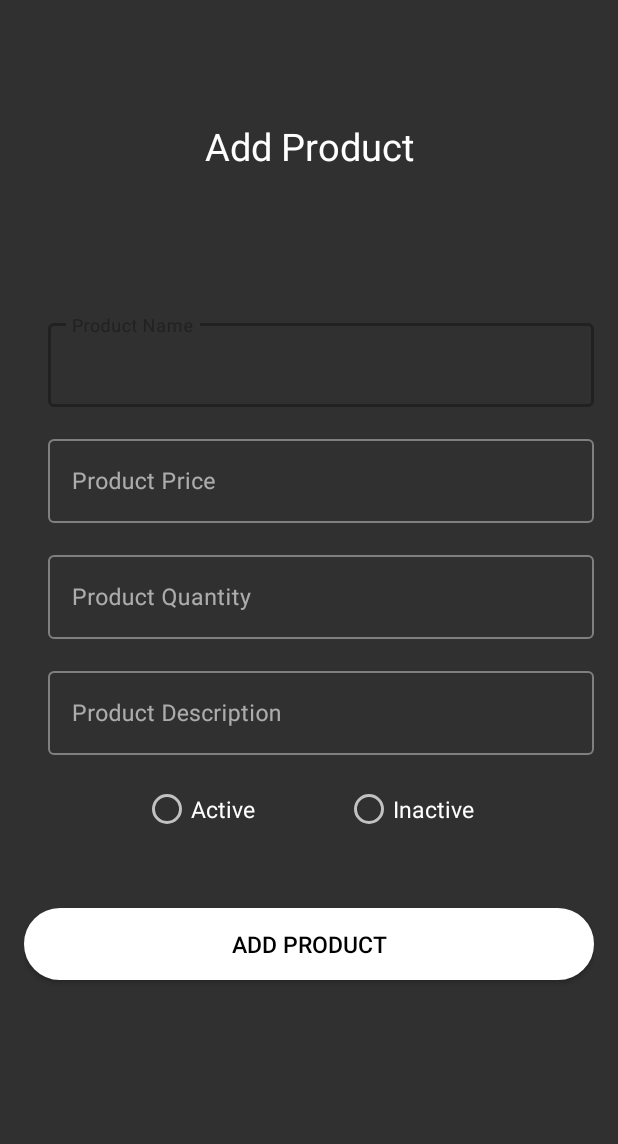
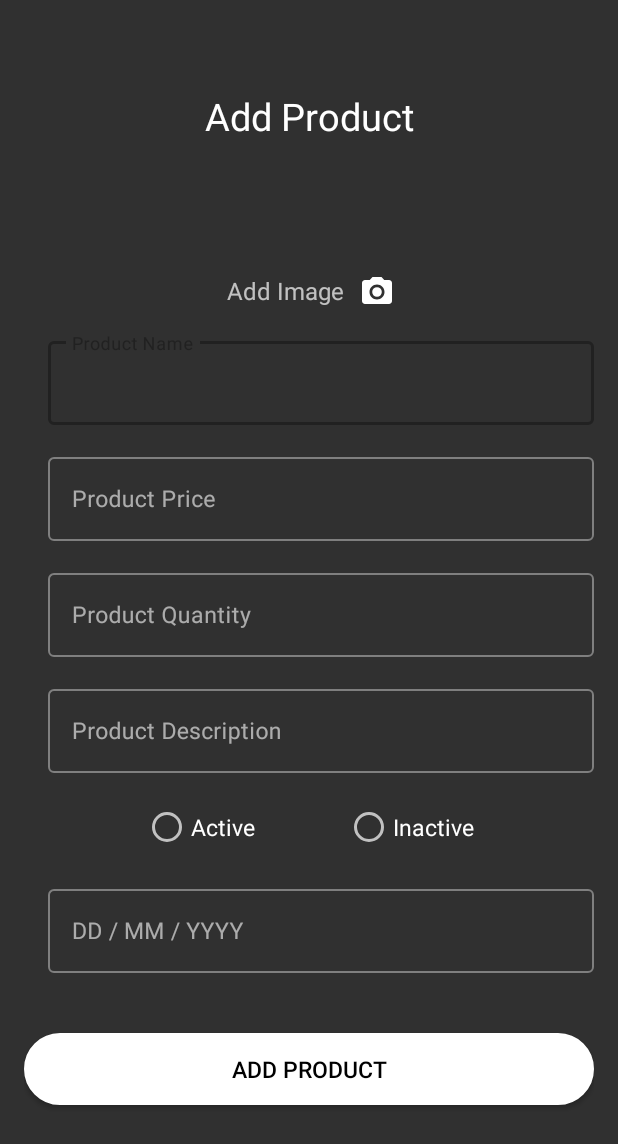
Before and after one commit to adityakhati/EmandiFarmerApp, an Android app: the AddProductActivity screen opened directly, with no data from a screen before it, after a tap on "ADD PRODUCT", on a phone screen of 412 x 824 dp. Shown: the top 1144 px of the screen. Run offline under Robolectric (Android 15) with nearby library versions, the phone set to English and light mode, and no system bars; our stand-ins replace Firebase (no records; nobody signed in at launch, a user with empty details on screens opened directly).

Commit message:
Camera and DatePicker

```diff
--- a/app/src/main/AndroidManifest.xml
+++ b/app/src/main/AndroidManifest.xml
@@ -2,6 +2,8 @@
 <manifest xmlns:android="http://schemas.android.com/apk/res/android"
     package="com.example.android.emandi2">
     <uses-permission android:name="android.permission.CAMERA" />
+    <uses-permission android:name="android.permission.WRITE_EXTERNAL_STORAGE"/>
+
     <application
         android:allowBackup="true"
         android:icon="@mipmap/ic_launcher"
--- a/app/src/main/java/com/example/android/emandi2/AddProductActivity.java
+++ b/app/src/main/java/com/example/android/emandi2/AddProductActivity.java
@@ -1,16 +1,27 @@
 package com.example.android.emandi2;
 
+import android.Manifest;
+import android.app.DatePickerDialog;
 import android.app.ProgressDialog;
+import android.content.ContentValues;
 import android.content.Intent;
+import android.content.pm.PackageManager;
+import android.net.Uri;
+import android.os.Build;
 import android.os.Bundle;
+import android.provider.MediaStore;
 import android.util.Log;
 import android.view.View;
 import android.widget.Button;
+import android.widget.DatePicker;
 import android.widget.EditText;
+import android.widget.ImageView;
 import android.widget.RadioButton;
 import android.widget.RadioGroup;
 import android.widget.Toast;
 
+import androidx.annotation.NonNull;
+import androidx.annotation.Nullable;
 import androidx.appcompat.app.AppCompatActivity;
 
 import com.google.android.material.textfield.TextInputEditText;
@@ -18,13 +29,23 @@ import com.google.firebase.auth.FirebaseAuth;
 import com.google.firebase.database.DatabaseReference;
 import com.google.firebase.database.FirebaseDatabase;
 
+import java.text.SimpleDateFormat;
+import java.util.Calendar;
+import java.util.Locale;
+
 public class AddProductActivity extends AppCompatActivity {
-    private EditText inputProdName,inputProdPrice,inputProdQuantity,inputProdDescpn;
+    private EditText inputProdName,inputProdPrice,inputProdQuantity,inputProdDescpn,inputProdDate;
+    private static final int PERMISSION_CODE = 1000;
+    private static final int IMAGE_CAPTURE_CODE = 1001;
+    ImageView mCaptureButton;
+    ImageView mImageView;
+    Uri image_uri;
+    final Calendar myCalendar = Calendar.getInstance();
 
     private FirebaseAuth auth;
     private Button btnAddProd;
     String product_status;
-
+    private RadioGroup inputStatus;
     private RadioButton inputStatusActive,inputStatusInactive;
 
     private FirebaseDatabase mFirebaseDatabase;
@@ -40,6 +61,59 @@ public class AddProductActivity extends AppCompatActivity {
 
         auth = FirebaseAuth.getInstance();
 
+        inputProdDate=findViewById(R.id.prodDate);
+
+        mImageView = findViewById(R.id.camera_open);
+        mCaptureButton = findViewById(R.id.camera_open);
+
+        final DatePickerDialog.OnDateSetListener date = new DatePickerDialog.OnDateSetListener() {
+
+            @Override
+            public void onDateSet(DatePicker view, int year, int monthOfYear,
+                                  int dayOfMonth) {
+                // TODO Auto-generated method stub
+                myCalendar.set(Calendar.YEAR, year);
+                myCalendar.set(Calendar.MONTH, monthOfYear);
+                myCalendar.set(Calendar.DAY_OF_MONTH, dayOfMonth);
+                updateLabel();
+            }
+
+        };
+
+        inputProdDate.setOnClickListener(new View.OnClickListener() {
+            @Override
+            public void onClick(View v) {
+                // TODO Auto-generated method stub
+                new DatePickerDialog(AddProductActivity.this, date, myCalendar
+                        .get(Calendar.YEAR), myCalendar.get(Calendar.MONTH),
+                        myCalendar.get(Calendar.DAY_OF_MONTH)).show();
+            }
+        });
+
+
+
+        mCaptureButton.setOnClickListener(new View.OnClickListener() {
+            @Override
+            public void onClick(View v) {
+                if(Build.VERSION.SDK_INT>=Build.VERSION_CODES.M){
+                    if(checkSelfPermission(Manifest.permission.CAMERA) == PackageManager.PERMISSION_DENIED ||
+                            checkSelfPermission(Manifest.permission.WRITE_EXTERNAL_STORAGE) == PackageManager.PERMISSION_DENIED)
+                    {
+                        String[] permission = {Manifest.permission.CAMERA, Manifest.permission.WRITE_EXTERNAL_STORAGE};
+                        requestPermissions(permission,PERMISSION_CODE);
+                    }
+                    else
+                    {
+                        openCamera();
+                    }
+                }
+                else {
+                    openCamera();
+                }
+            }
+        });
+
+        inputStatus=(RadioGroup)findViewById(R.id.prod_status);
         inputProdName = (EditText) findViewById(R.id.prod_name);
         inputProdPrice= (EditText) findViewById(R.id.prod_price);
         inputProdQuantity = (EditText) findViewById(R.id.prod_quantity);
@@ -47,6 +121,21 @@ public class AddProductActivity extends AppCompatActivity {
         btnAddProd = (Button) findViewById(R.id.btn_add_product);
         inputStatusActive=(RadioButton) findViewById(R.id.status_active);
         inputStatusInactive=(RadioButton) findViewById(R.id.status_inactive);
+        inputStatus.setOnCheckedChangeListener(new RadioGroup.OnCheckedChangeListener() {
+            @Override
+            public void onCheckedChanged(RadioGroup group, int checkedId) {
+
+                if(checkedId==R.id.status_active)
+                {
+                    inputProdDate.setVisibility(View.GONE);
+                }
+                else if(checkedId==R.id.status_inactive)
+                {
+                    inputProdDate.setVisibility(View.VISIBLE);
+
+                }
+            }
+        });
         btnAddProd.setOnClickListener(new View.OnClickListener() {
             @Override
             public void onClick(View view) {
@@ -54,28 +143,21 @@ public class AddProductActivity extends AppCompatActivity {
                 final String prod_price = inputProdPrice.getText().toString();
                 final String prod_quantity = inputProdQuantity.getText().toString();
                 final String prod_descpn=inputProdDescpn.getText().toString();
-                if(inputStatusActive.isChecked()){
-                    product_status=inputStatusActive.getText().toString();
-                }
-                else if(inputStatusInactive.isChecked()){
-                     product_status=inputStatusInactive.getText().toString();
-                }
-                else{
-                    Toast.makeText(AddProductActivity.this,"Select Active or Inactive",Toast.LENGTH_SHORT).show();
-                }
+                final String prod_date=inputProdDate.getText().toString();
 
-                if (!prod_name.equals("")&& !prod_price.equals("")&& !prod_quantity.equals("")&& !prod_descpn.equals("")){
+
+                if (!prod_name.equals("")&& !prod_price.equals("")&& !prod_quantity.equals("")&& !prod_descpn.equals("")&& !prod_date.equals("")){
                     myRef.child("Prod").child(prod_name).child("Manan").child("rs").setValue(prod_price);
                     myRef.child("Prod").child(prod_name).child("Manan").child("kg").setValue(prod_quantity);
                     myRef.child("Prod").child(prod_name).child("Manan").child("description").setValue(prod_descpn);
-                    Log.d("Product status",product_status);
-                    myRef.child("Prod").child(prod_name).child("Manan").child("status").setValue(product_status);
+                    myRef.child("Prod").child(prod_name).child("Manan").child("Active Date").setValue(prod_date);
                     Toast.makeText(AddProductActivity.this,"Product Added",Toast.LENGTH_SHORT).show();
                     Intent intent= new Intent(AddProductActivity.this,DashboardActivity.class);
                     inputProdName.setText("");
                     inputProdPrice.setText("");
                     inputProdQuantity.setText("");
                     inputProdDescpn.setText("");
+                    inputProdDate.setText("");
                 }
                 else {
                     Toast.makeText(AddProductActivity.this,"Fill All Fields",Toast.LENGTH_SHORT).show();
@@ -83,4 +165,37 @@ public class AddProductActivity extends AppCompatActivity {
             }
         });
     }
+
+    private void updateLabel() {
+        String myFormat = "dd/MM/yy";
+        SimpleDateFormat sdf = new SimpleDateFormat(myFormat, Locale.US);
+
+        inputProdDate.setText(sdf.format(myCalendar.getTime()));
+    }
+
+    @Override
+    public void onRequestPermissionsResult(int requestCode, @NonNull String[] permissions, @NonNull int[] grantResults) {
+        switch (requestCode){
+            case PERMISSION_CODE:{
+                if (grantResults.length>0 && grantResults[0] == PackageManager.PERMISSION_GRANTED)
+                {
+                    openCamera();
+                }
+                else
+                {
+                    Toast.makeText(AddProductActivity.this,"Permission denied.",Toast.LENGTH_SHORT).show();
+                }
+            }
+        }
+    }
+
+    private void openCamera() {
+        ContentValues values = new ContentValues();
+        values.put(MediaStore.Images.Media.TITLE,"New Pictures");
+        values.put(MediaStore.Images.Media.DESCRIPTION,"From Camera");
+        image_uri = getContentResolver().insert(MediaStore.Images.Media.EXTERNAL_CONTENT_URI, values);
+        Intent camera = new Intent(MediaStore.ACTION_IMAGE_CAPTURE);
+        camera.putExtra(MediaStore.EXTRA_OUTPUT,image_uri);
+        startActivityForResult(camera,IMAGE_CAPTURE_CODE);
+    }
 }
--- /dev/null
+++ b/app/src/main/res/drawable/ic_camera_black_24dp.xml
@@ -0,0 +1,6 @@
+<vector android:height="24dp" android:tint="#FFFFFF"
+    android:viewportHeight="24.0" android:viewportWidth="24.0"
+    android:width="24dp" xmlns:android="http://schemas.android.com/apk/res/android">
+    <path android:fillColor="#FF000000" android:pathData="M12,12m-3.2,0a3.2,3.2 0,1 1,6.4 0a3.2,3.2 0,1 1,-6.4 0"/>
+    <path android:fillColor="#FF000000" android:pathData="M9,2L7.17,4L4,4c-1.1,0 -2,0.9 -2,2v12c0,1.1 0.9,2 2,2h16c1.1,0 2,-0.9 2,-2L22,6c0,-1.1 -0.9,-2 -2,-2h-3.17L15,2L9,2zM12,17c-2.76,0 -5,-2.24 -5,-5s2.24,-5 5,-5 5,2.24 5,5 -2.24,5 -5,5z"/>
+</vector>
--- a/app/src/main/res/layout/fragment1.xml
+++ b/app/src/main/res/layout/fragment1.xml
@@ -1,13 +1,12 @@
 <?xml version="1.0" encoding="utf-8"?>
 <RelativeLayout xmlns:android="http://schemas.android.com/apk/res/android"
     android:orientation="vertical" android:layout_width="match_parent"
-    android:layout_height="match_parent"
+    android:layout_height="wrap_content"
     android:paddingHorizontal="16dp">
     <TextView
-        android:id="@+id/view_product"
         android:layout_width="match_parent"
         android:layout_height="wrap_content"
-        android:layout_marginTop="80dp"
+        android:layout_marginTop="60dp"
         android:gravity="center"
         android:text="@string/add_product"
         android:textColor="@color/white"
@@ -15,9 +14,27 @@
     <LinearLayout
         android:layout_width="match_parent"
         android:layout_height="match_parent"
-        android:layout_marginTop="150dp"
         android:gravity="center"
         android:orientation="vertical">
+        <LinearLayout
+            android:layout_width="match_parent"
+            android:layout_height="wrap_content"
+            android:orientation="horizontal"
+            android:padding="15dp"
+            android:layout_marginTop="80dp">
+            <TextView
+                android:layout_width="wrap_content"
+                android:layout_height="wrap_content"
+                android:text="@string/add_image"
+                android:textSize="16sp"
+                android:layout_marginLeft="120dp"/>
+            <ImageView
+                android:id="@+id/camera_open"
+                android:layout_width="wrap_content"
+                android:layout_height="wrap_content"
+                android:layout_marginLeft="10dp"
+                android:src="@drawable/ic_camera_black_24dp" />
+        </LinearLayout>
         <com.google.android.material.textfield.TextInputLayout
             style="@style/Widget.MaterialComponents.TextInputLayout.OutlinedBox"
             android:layout_width="match_parent"
@@ -65,6 +82,7 @@
                 android:layout_height="wrap_content"
                 android:paddingLeft="16dp"
                 android:layout_marginTop="16dp">
+
                 <com.google.android.material.textfield.TextInputEditText
                     android:id="@+id/prod_description"
                     android:layout_width="match_parent"
@@ -96,13 +114,26 @@
                 android:layout_marginHorizontal="30dp"/>
 
         </RadioGroup>
+        <com.google.android.material.textfield.TextInputLayout
+            style="@style/Widget.MaterialComponents.TextInputLayout.OutlinedBox"
+            android:layout_width="match_parent"
+            android:layout_height="wrap_content"
+            android:paddingLeft="16dp"
+            android:layout_marginTop="20dp">
+            <com.google.android.material.textfield.TextInputEditText
+                android:id="@+id/prodDate"
+                android:layout_width="match_parent"
+                android:layout_height="wrap_content"
+                android:hint="@string/dd_mm_yyyy"
+                android:inputType="text"
+                android:textSize="15sp"/>
+        </com.google.android.material.textfield.TextInputLayout>
         <Button
             android:id="@+id/btn_add_product"
             android:layout_width="match_parent"
             android:layout_height="wrap_content"
-            android:layout_marginTop="50dp"
-            android:layout_marginBottom="110dp"
             android:background="@drawable/btn_white_bg"
+            android:layout_marginTop="40dp"
             android:text="@string/add_product"
             android:textColor="@color/black"
             android:textSize="15sp"/>
--- a/app/src/main/res/values/strings.xml
+++ b/app/src/main/res/values/strings.xml
@@ -23,4 +23,6 @@
     <string name="product_description">Product Description</string>
     <string name="active">Active</string>
     <string name="inactive">Inactive</string>
+    <string name="add_image">Add Image</string>
+    <string name="dd_mm_yyyy">DD / MM / YYYY</string>
 </resources>
```
Lines whose indentation alone changed are shown as unchanged.
